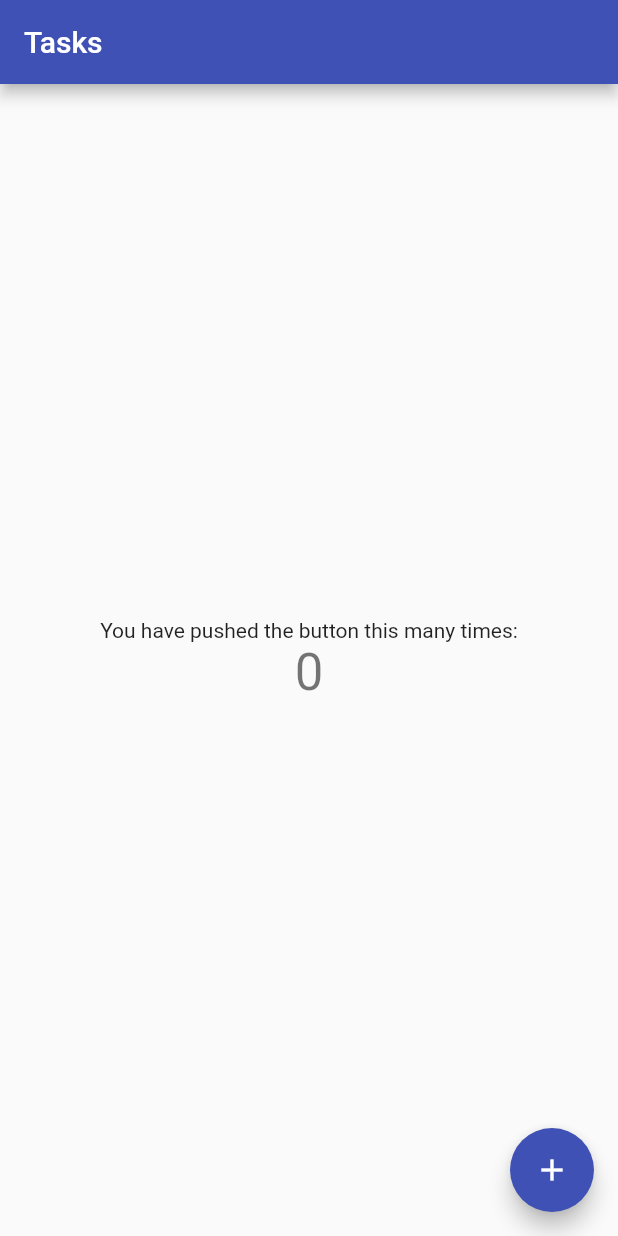
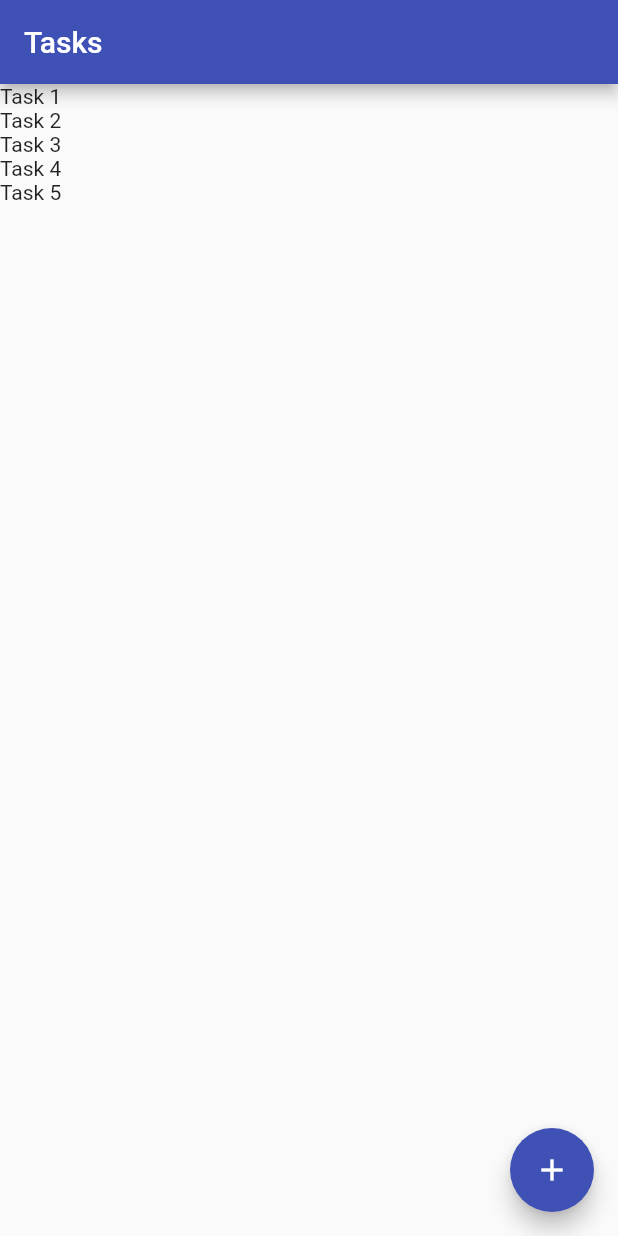
Before and after one commit to Joe-noh/flutter_todo, a Flutter app: the screen it shows after launch, on a phone screen of 412 x 824 dp. Run offline on Flutter 3.47's test engine with Material 2 defaults, Android fonts, the phone set to English and light mode, and no system bars.

Commit message:
list dummy tasks

```diff
--- a/lib/main.dart
+++ b/lib/main.dart
@@ -1,17 +1,21 @@
 import 'package:flutter/material.dart';
+import 'package:flutter_todo/pages/todo_list.dart';
 
-void main() => runApp(new MyApp());
+void main() => runApp(new TodoApp());
 
-class MyApp extends StatelessWidget {
-  // This widget is the root of your application.
+class TodoApp extends StatelessWidget {
   @override
   Widget build(BuildContext context) {
+    List<String> tasks = List.generate(5, (index) {
+      return 'Task ${index+1}';
+    });
+
     return new MaterialApp(
       title: 'Todo App',
       theme: new ThemeData(
         primarySwatch: Colors.indigo,
       ),
-      home: new MyHomePage(title: 'Tasks'),
+      home: new TodoListPage(tasks: tasks),
     );
   }
 }
--- /dev/null
+++ b/lib/pages/todo_list.dart
@@ -0,0 +1,27 @@
+import 'package:flutter/material.dart';
+
+class TodoListPage extends StatelessWidget {
+  final List<String> tasks;
+
+  TodoListPage({Key key, this.tasks}) : super(key: key);
+
+  @override
+  Widget build(BuildContext context) {
+    return new Scaffold(
+      appBar: new AppBar(title: new Text('Tasks')),
+      body: ListView.builder(
+        itemCount: tasks.length,
+        itemBuilder: (context, index) {
+          return new Text(tasks.elementAt(index));
+        },
+      ),
+      floatingActionButton: new FloatingActionButton(
+        onPressed: () {
+          debugPrint('print');
+        },
+        tooltip: 'New Task',
+        child: new Icon(Icons.add)
+      ),
+    );
+  }
+}
```
Also changed, not shown: pubspec.lock, 2 other files.
